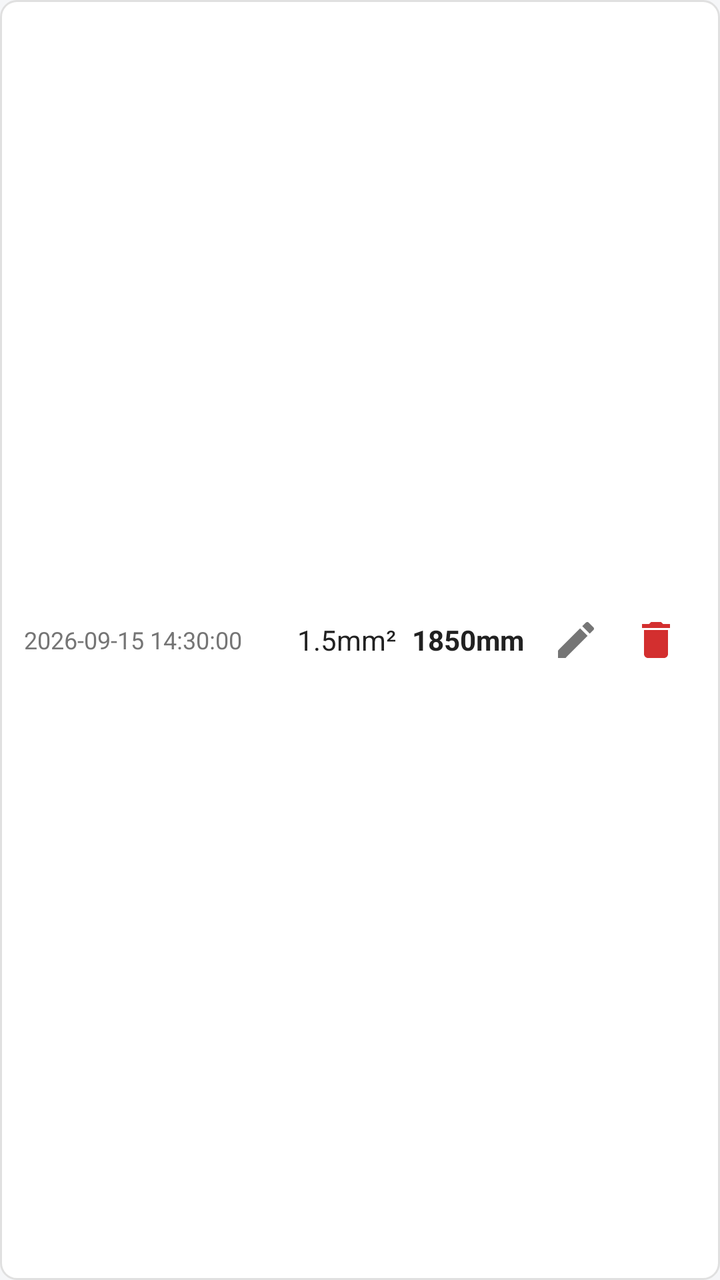
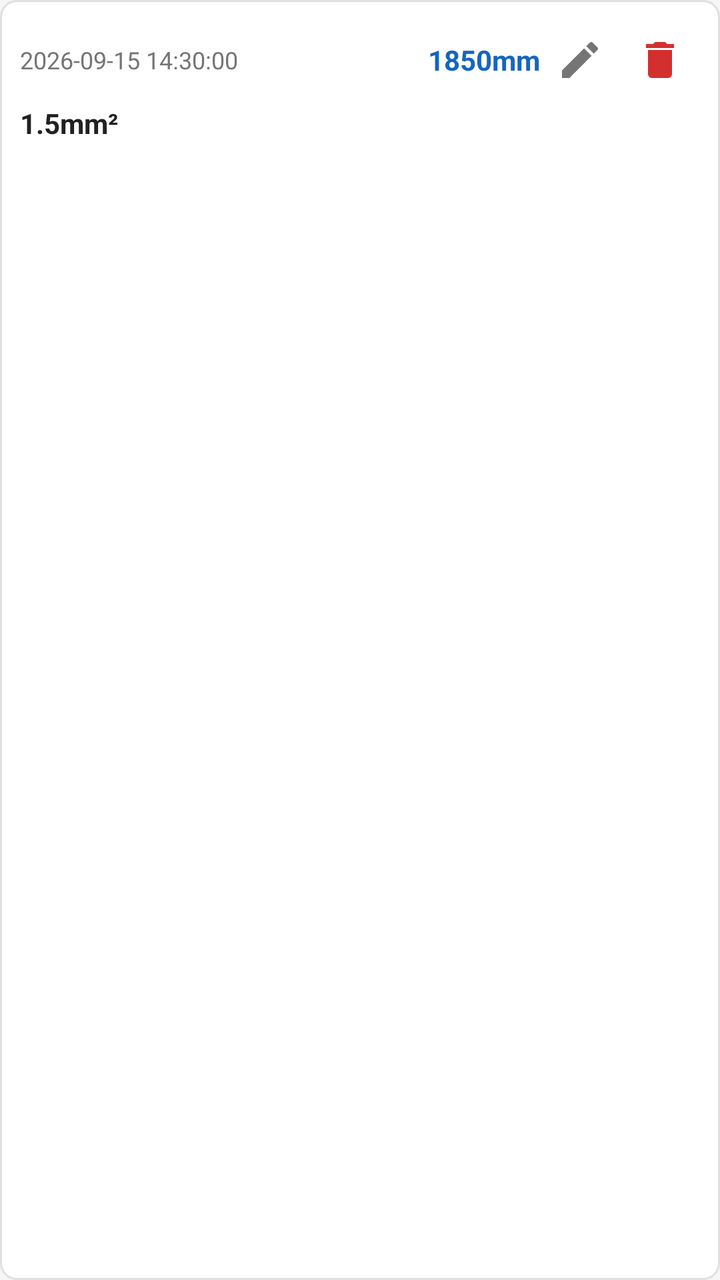

Screens rendered from an Android XML layout before and after an edit, with the pre-edit source and the edit as a unified diff.
<!-- AndroidManifest.xml: application theme Theme.App -->
<!-- res/layout/item_history.xml -->
<?xml version="1.0" encoding="utf-8"?>
<LinearLayout xmlns:android="http://schemas.android.com/apk/res/android"
    android:layout_width="match_parent"
    android:layout_height="wrap_content"
    android:orientation="horizontal"
    android:gravity="center_vertical"
    android:background="@drawable/bg_input"
    android:padding="12dp"
    android:layout_marginHorizontal="12dp"
    android:layout_marginTop="4dp"
    android:layout_marginBottom="4dp">

    <LinearLayout
        android:layout_width="0dp"
        android:layout_height="wrap_content"
        android:layout_weight="1"
        android:orientation="vertical">

        <TextView
            android:id="@+id/tv_hist_time"
            android:layout_width="wrap_content"
            android:layout_height="wrap_content"
            android:text="2026-09-15 14:30:00"
            android:textColor="@color/text_secondary"
            android:textSize="12sp" />

        <TextView
            android:id="@+id/tv_hist_note"
            android:layout_width="wrap_content"
            android:layout_height="wrap_content"
            android:text="备注"
            android:textColor="#9E9E9E"
            android:textSize="12sp"
            android:visibility="gone" />
    </LinearLayout>

    <TextView
        android:id="@+id/tv_hist_spec"
        android:layout_width="wrap_content"
        android:layout_height="wrap_content"
        android:text="1.5mm²"
        android:textColor="@color/text_primary"
        android:textSize="14sp"
        android:layout_marginEnd="8dp" />

    <TextView
        android:id="@+id/tv_hist_len"
        android:layout_width="wrap_content"
        android:layout_height="wrap_content"
        android:text="1850mm"
        android:textColor="@color/text_primary"
        android:textSize="14sp"
        android:textStyle="bold"
        android:layout_marginEnd="6dp" />

    <ImageButton
        android:id="@+id/btn_hist_edit"
        android:layout_width="40dp"
        android:layout_height="40dp"
        android:background="?attr/selectableItemBackgroundBorderless"
        android:src="@drawable/ic_edit"
        android:contentDescription="修改该记录的长度与备注"
        android:tint="@color/text_secondary"
        android:scaleType="centerInside" />

    <ImageButton
        android:id="@+id/btn_hist_delete"
        android:layout_width="40dp"
        android:layout_height="40dp"
        android:background="?attr/selectableItemBackgroundBorderless"
        android:src="@drawable/ic_delete"
        android:contentDescription="删除该记录"
        android:tint="@color/red_warn"
        android:scaleType="centerInside" />
</LinearLayout>
<!-- resources referenced by this layout -->
<resources>
  <color name="red_warn">#D32F2F</color>
  <color name="text_primary">#212121</color>
  <color name="text_secondary">#757575</color>
  <!-- drawable bg_input (drawable) -->
  <?xml version="1.0" encoding="utf-8"?>
  <shape xmlns:android="http://schemas.android.com/apk/res/android"
      android:shape="rectangle">
      <solid android:color="@color/bg_card" />
      <stroke android:width="1dp" android:color="@color/divider" />
      <corners android:radius="8dp" />
  </shape>
  <!-- drawable ic_delete (drawable) -->
  <?xml version="1.0" encoding="utf-8"?>
  <vector xmlns:android="http://schemas.android.com/apk/res/android"
      android:width="24dp" android:height="24dp"
      android:viewportWidth="24" android:viewportHeight="24"
      android:tint="#FFFFFF">
      <path android:fillColor="@android:color/white"
          android:pathData="M6,19c0,1.1 0.9,2 2,2h8c1.1,0 2,-0.9 2,-2V7H6v12zM19,4h-3.5l-1,-1h-5l-1,1H5v2h14V4z" />
  </vector>
  <!-- drawable ic_edit (drawable) -->
  <?xml version="1.0" encoding="utf-8"?>
  <vector xmlns:android="http://schemas.android.com/apk/res/android"
      android:width="24dp" android:height="24dp"
      android:viewportWidth="24" android:viewportHeight="24"
      android:tint="#FFFFFF">
      <path android:fillColor="@android:color/white"
          android:pathData="M3,17.25V21h3.75L17.81,9.94l-3.75,-3.75L3,17.25zM20.71,7.04c0.39,-0.39 0.39,-1.02 0,-1.41l-2.34,-2.34c-0.39,-0.39 -1.02,-0.39 -1.41,0l-1.83,1.83 3.75,3.75 1.83,-1.83z" />
  </vector>
  <style name="Theme.App" parent="Theme.MaterialComponents.DayNight.NoActionBar">
          <item name="colorPrimary">@color/primary</item>
          <item name="colorPrimaryDark">@color/primary_dark</item>
          <item name="colorAccent">@color/accent</item>
          <item name="android:statusBarColor">@color/primary_dark</item>
          <item name="android:windowBackground">@color/bg_window</item>
      </style>
  <color name="bg_card">#FFFFFF</color>
  <color name="divider">#E0E0E0</color>
  <color name="primary">#1565C0</color>
  <color name="primary_dark">#0D47A1</color>
  <color name="accent">#FF8F00</color>
  <color name="bg_window">#F5F6F8</color>
</resources>

<!-- the commit's change to res/layout/item_history.xml (unified diff, before → after) -->
@@ -2,74 +2,83 @@
 <LinearLayout xmlns:android="http://schemas.android.com/apk/res/android"
     android:layout_width="match_parent"
     android:layout_height="wrap_content"
-    android:orientation="horizontal"
-    android:gravity="center_vertical"
+    android:orientation="vertical"
     android:background="@drawable/bg_input"
-    android:padding="12dp"
+    android:padding="10dp"
     android:layout_marginHorizontal="12dp"
     android:layout_marginTop="4dp"
     android:layout_marginBottom="4dp">
 
     <LinearLayout
-        android:layout_width="0dp"
+        android:layout_width="match_parent"
         android:layout_height="wrap_content"
-        android:layout_weight="1"
-        android:orientation="vertical">
+        android:orientation="horizontal"
+        android:gravity="center_vertical">
 
         <TextView
             android:id="@+id/tv_hist_time"
-            android:layout_width="wrap_content"
+            android:layout_width="0dp"
             android:layout_height="wrap_content"
+            android:layout_weight="1"
             android:text="2026-09-15 14:30:00"
             android:textColor="@color/text_secondary"
             android:textSize="12sp" />
 
         <TextView
-            android:id="@+id/tv_hist_note"
+            android:id="@+id/tv_hist_len"
             android:layout_width="wrap_content"
             android:layout_height="wrap_content"
+            android:text="1850mm"
+            android:textColor="@color/primary"
+            android:textSize="14sp"
+            android:textStyle="bold" />
+
+        <ImageButton
+            android:id="@+id/btn_hist_edit"
+            android:layout_width="40dp"
+            android:layout_height="40dp"
+            android:background="?attr/selectableItemBackgroundBorderless"
+            android:src="@drawable/ic_edit"
+            android:contentDescription="修改该记录的长度与备注"
+            android:tint="@color/text_secondary"
+            android:scaleType="centerInside" />
+
+        <ImageButton
+            android:id="@+id/btn_hist_delete"
+            android:layout_width="40dp"
+            android:layout_height="40dp"
+            android:background="?attr/selectableItemBackgroundBorderless"
+            android:src="@drawable/ic_delete"
+            android:contentDescription="删除该记录"
+            android:tint="@color/red_warn"
+            android:scaleType="centerInside" />
+    </LinearLayout>
+
+    <LinearLayout
+        android:layout_width="match_parent"
+        android:layout_height="wrap_content"
+        android:orientation="horizontal"
+        android:layout_marginTop="2dp">
+
+        <TextView
+            android:id="@+id/tv_hist_spec"
+            android:layout_width="0dp"
+            android:layout_height="wrap_content"
+            android:layout_weight="1"
+            android:text="1.5mm²"
+            android:textColor="@color/text_primary"
+            android:textSize="14sp"
+            android:textStyle="bold" />
+
+        <TextView
+            android:id="@+id/tv_hist_note"
+            android:layout_width="0dp"
+            android:layout_height="wrap_content"
+            android:layout_weight="1"
             android:text="备注"
             android:textColor="#9E9E9E"
             android:textSize="12sp"
+            android:gravity="end"
             android:visibility="gone" />
     </LinearLayout>
-
-    <TextView
-        android:id="@+id/tv_hist_spec"
-        android:layout_width="wrap_content"
-        android:layout_height="wrap_content"
-        android:text="1.5mm²"
-        android:textColor="@color/text_primary"
-        android:textSize="14sp"
-        android:layout_marginEnd="8dp" />
-
-    <TextView
-        android:id="@+id/tv_hist_len"
-        android:layout_width="wrap_content"
-        android:layout_height="wrap_content"
-        android:text="1850mm"
-        android:textColor="@color/text_primary"
-        android:textSize="14sp"
-        android:textStyle="bold"
-        android:layout_marginEnd="6dp" />
-
-    <ImageButton
-        android:id="@+id/btn_hist_edit"
-        android:layout_width="40dp"
-        android:layout_height="40dp"
-        android:background="?attr/selectableItemBackgroundBorderless"
-        android:src="@drawable/ic_edit"
-        android:contentDescription="修改该记录的长度与备注"
-        android:tint="@color/text_secondary"
-        android:scaleType="centerInside" />
-
-    <ImageButton
-        android:id="@+id/btn_hist_delete"
-        android:layout_width="40dp"
-        android:layout_height="40dp"
-        android:background="?attr/selectableItemBackgroundBorderless"
-        android:src="@drawable/ic_delete"
-        android:contentDescription="删除该记录"
-        android:tint="@color/red_warn"
-        android:scaleType="centerInside" />
 </LinearLayout>
